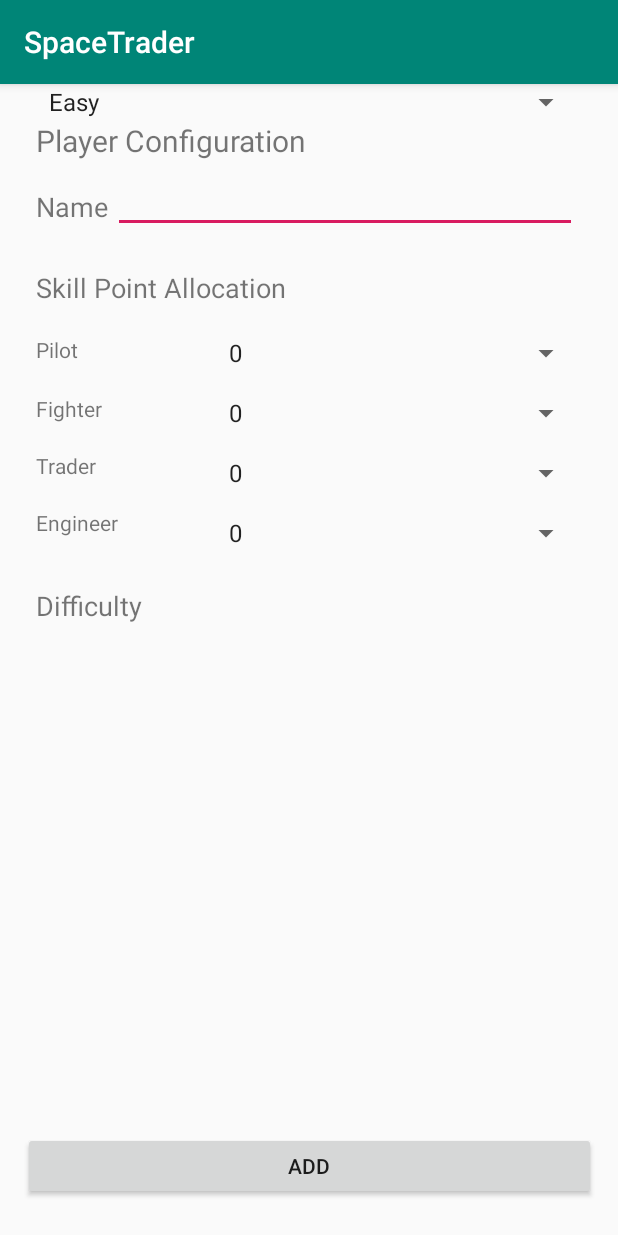
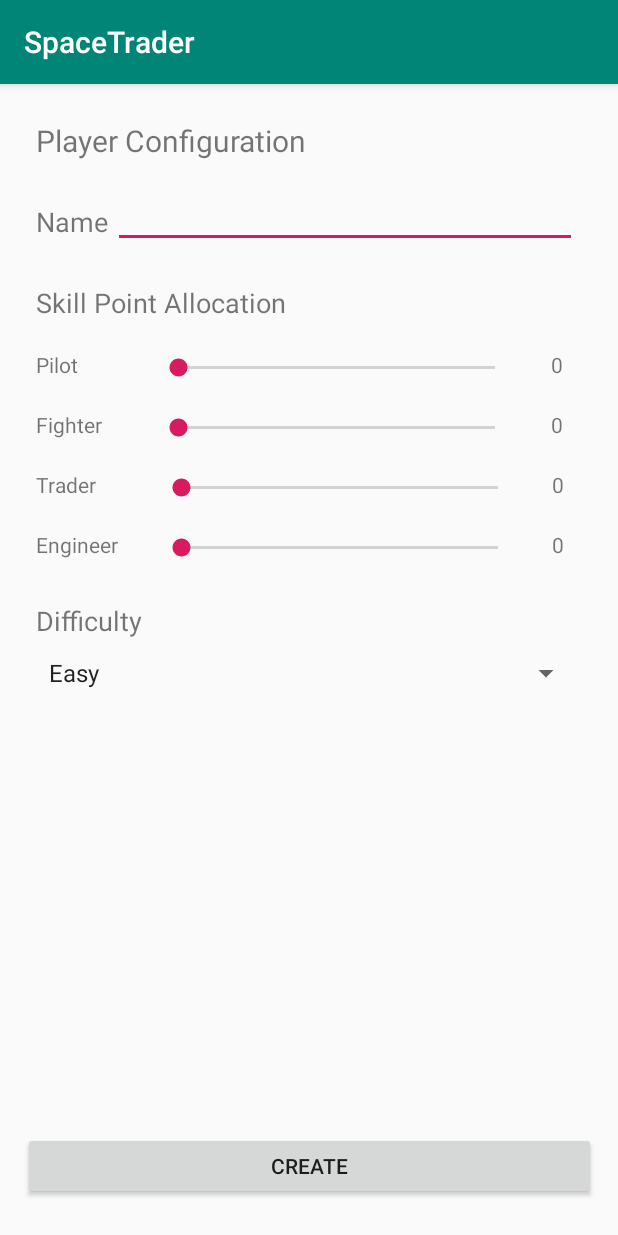
Before and after one commit to rithikgavvala/SpaceTrader, an Android app: the screen it shows after launch (MainActivity), on a phone screen of 412 x 824 dp. Run offline under Robolectric (Android 15) with nearby library versions, the phone set to English and light mode, and no system bars.

Commit message:
Change from Spinner to Sliders

```diff
--- a/app/src/main/java/com/example/codemonkeys/view/MainActivity.java
+++ b/app/src/main/java/com/example/codemonkeys/view/MainActivity.java
@@ -11,6 +11,7 @@ import android.widget.Button;
 import android.widget.EditText;
 import android.widget.Spinner;
 import android.widget.SeekBar;
+import android.widget.TextView;
 import android.widget.Toast;
 
 import com.example.codemonkeys.R;
@@ -27,12 +28,23 @@ public class MainActivity extends AppCompatActivity{
 
     //Widgets used for binding and getting information
     private EditText playerNameField;
-    private Spinner pilotSpinner;
-    private Spinner fighterSpinner;
-    private Spinner traderSpinner;
-    private Spinner engineerSpinner;
+    private SeekBar fighterBar;
+    private SeekBar traderBar;
+    private SeekBar engineerBar;
+    private SeekBar pilotBar;
     private Spinner difficultySpinner;
-    private SeekBar difficultyBar;
+    private TextView pilotSkillTextView;
+    private TextView fighterSkillTextView;
+    private TextView traderSkillTextView;
+    private TextView engineerSkillTextView;
+    private int fighterProgress;
+    private int traderProgress;
+    private int engineerProgress;
+    private int pilotProgress;
+
+    private SeekBar.OnSeekBarChangeListener mlistener;
+
+
 
     //Data for player being set
     private Player player;
@@ -48,17 +60,57 @@ public class MainActivity extends AppCompatActivity{
         }
        //grab the dialog widgets so we can get info for later
          playerNameField = findViewById(R.id.player_name_field);
-         pilotSpinner = findViewById(R.id.pilot_spinner);
-         fighterSpinner = findViewById(R.id.fighter_spinner);
-         traderSpinner = findViewById(R.id.trader_spinner);
-         engineerSpinner = findViewById(R.id.engineer_spinner);
+//         pilotSpinner = findViewById(R.id.pilot_spinner);
+         fighterBar = findViewById(R.id.fighter_bar);
+         traderBar = findViewById(R.id.trader_bar);
+         engineerBar = findViewById(R.id.engineer_bar);
          difficultySpinner = (Spinner) findViewById(R.id.difficulty_spinner);
-        // difficultyBar = findViewById(R.id.difficulty_spinner);
+         pilotBar = findViewById(R.id.pilot_bar);
+
+         pilotSkillTextView = findViewById(R.id.pilotSkillTextView);
+         fighterSkillTextView = findViewById(R.id.fighterSkillTextView);
+         traderSkillTextView = findViewById(R.id.traderSkillTestView);
+         engineerSkillTextView = findViewById(R.id.engineerSkillTextView);
+
+
+         mlistener = new SeekBar.OnSeekBarChangeListener() {
+             @Override
+             public void onProgressChanged(SeekBar seekBar, int progress, boolean fromUser) {
+                 int id = seekBar.getId();
+                 if(id == R.id.pilot_bar) {
+                     pilotProgress = progress;
+                     pilotSkillTextView.setText("" + progress);
+                 } else if(id == R.id.fighter_bar) {
+                     fighterProgress = progress;
+                     fighterSkillTextView.setText("" + progress);
+                 } else if(id == R.id.trader_bar) {
+                     traderProgress = progress;
+                     traderSkillTextView.setText("" + progress);
+                 } else if(id == R.id.engineer_bar) {
+                     engineerProgress = progress;
+                     engineerSkillTextView.setText("" + progress);
+                 }
+             }
+
+             @Override
+             public void onStartTrackingTouch(SeekBar seekBar) {
+
+             }
+
+             @Override
+             public void onStopTrackingTouch(SeekBar seekBar) {
+
+             }
+         };
+         fighterBar.setOnSeekBarChangeListener(mlistener);
+        traderBar.setOnSeekBarChangeListener(mlistener);
+        engineerBar.setOnSeekBarChangeListener(mlistener);
+        pilotBar.setOnSeekBarChangeListener(mlistener);
 
 
         Button button = findViewById(R.id.add_button);
 
-
+//        for(int i = 0;)
         String[] skillState = new String[]{"0","1","2","3","4"};
 
 
@@ -66,23 +118,6 @@ public class MainActivity extends AppCompatActivity{
         difficulty.add("Easy");
         difficulty.add("Medium");
         difficulty.add("Hard");
-
-      //adapter to display the allowable numbers for the spinners
-        ArrayAdapter<String> pilotAdapter = new ArrayAdapter<>(this, android.R.layout.simple_spinner_item, skillState);
-        pilotAdapter.setDropDownViewResource(android.R.layout.simple_spinner_dropdown_item);
-        pilotSpinner.setAdapter(pilotAdapter);
-
-        ArrayAdapter<String> fighterAdapter = new ArrayAdapter<>(this, android.R.layout.simple_spinner_item, skillState);
-        fighterAdapter.setDropDownViewResource(android.R.layout.simple_spinner_dropdown_item);
-        fighterSpinner.setAdapter(fighterAdapter);
-
-        ArrayAdapter<String> traderAdapter = new ArrayAdapter<>(this, android.R.layout.simple_spinner_item, skillState);
-        traderAdapter.setDropDownViewResource(android.R.layout.simple_spinner_dropdown_item);
-        traderSpinner.setAdapter(traderAdapter);
-
-        ArrayAdapter<String> engineerAdapter = new ArrayAdapter<>(this, android.R.layout.simple_spinner_item, skillState);
-        engineerAdapter.setDropDownViewResource(android.R.layout.simple_spinner_dropdown_item);
-        engineerSpinner.setAdapter(engineerAdapter);
 
         ArrayAdapter<String> difficultyAdapter = new ArrayAdapter<>(this, android.R.layout.simple_spinner_item, difficulty);
         difficultyAdapter.setDropDownViewResource(android.R.layout.simple_spinner_dropdown_item);
@@ -104,6 +139,4 @@ public class MainActivity extends AppCompatActivity{
     public void onAddPressed(View view) {
         finish();
     }
-
-
 }
--- a/app/src/main/res/layout/activity_main.xml
+++ b/app/src/main/res/layout/activity_main.xml
@@ -26,12 +26,10 @@
     <EditText
         android:id="@+id/player_name_field"
         android:layout_width="309dp"
-        android:layout_height="38dp"
+        android:layout_height="40dp"
         android:layout_marginStart="72dp"
-        android:layout_marginLeft="72dp"
-        android:layout_marginTop="8dp"
+        android:layout_marginTop="16dp"
         android:layout_marginEnd="24dp"
-        android:layout_marginRight="24dp"
         android:ems="10"
         android:inputType="textPersonName|text"
         app:layout_constraintEnd_toEndOf="parent"
@@ -39,7 +37,7 @@
         app:layout_constraintTop_toBottomOf="@+id/textView" />
 
     <TextView
-        android:id="@+id/textView3"
+        android:id="@+id/SkillTextView3"
         android:layout_width="279dp"
         android:layout_height="28dp"
         android:layout_marginStart="24dp"
@@ -52,21 +50,19 @@
 
     <TextView
         android:id="@+id/textView4"
-        android:layout_width="34dp"
-        android:layout_height="23dp"
+        android:layout_width="60dp"
+        android:layout_height="24dp"
         android:layout_marginStart="24dp"
-        android:layout_marginLeft="24dp"
         android:layout_marginTop="16dp"
         android:text="Pilot"
         app:layout_constraintStart_toStartOf="parent"
-        app:layout_constraintTop_toBottomOf="@+id/textView3" />
+        app:layout_constraintTop_toBottomOf="@+id/SkillTextView3" />
 
     <TextView
         android:id="@+id/textView5"
-        android:layout_width="55dp"
-        android:layout_height="22dp"
+        android:layout_width="60dp"
+        android:layout_height="24dp"
         android:layout_marginStart="24dp"
-        android:layout_marginLeft="24dp"
         android:layout_marginTop="16dp"
         android:text="Fighter"
         app:layout_constraintStart_toStartOf="parent"
@@ -74,10 +70,9 @@
 
     <TextView
         android:id="@+id/textView6"
-        android:layout_width="57dp"
-        android:layout_height="22dp"
+        android:layout_width="60dp"
+        android:layout_height="24dp"
         android:layout_marginStart="24dp"
-        android:layout_marginLeft="24dp"
         android:layout_marginTop="16dp"
         android:text="Trader"
         app:layout_constraintStart_toStartOf="parent"
@@ -85,67 +80,71 @@
 
     <TextView
         android:id="@+id/textView7"
-        android:layout_width="84dp"
-        android:layout_height="23dp"
+        android:layout_width="60dp"
+        android:layout_height="24dp"
         android:layout_marginStart="24dp"
-        android:layout_marginLeft="24dp"
         android:layout_marginTop="16dp"
         android:text="Engineer"
         app:layout_constraintStart_toStartOf="parent"
         app:layout_constraintTop_toBottomOf="@+id/textView6" />
 
-    <Spinner
-        android:id="@+id/pilot_spinner"
+    <SeekBar
+        android:id="@+id/pilot_bar"
         android:layout_width="243dp"
         android:layout_height="24dp"
+        android:layout_marginStart="16dp"
         android:layout_marginTop="16dp"
-        android:layout_marginEnd="24dp"
-        android:layout_marginRight="24dp"
+        android:layout_marginEnd="64dp"
+        android:max="16"
+        app:layout_constraintEnd_toEndOf="parent"
+        app:layout_constraintStart_toEndOf="@+id/textView4"
+        app:layout_constraintTop_toBottomOf="@+id/SkillTextView3" />
 
-
-        app:layout_constraintEnd_toEndOf="parent"
-        app:layout_constraintTop_toBottomOf="@+id/textView3" />
-
-    <Spinner
-        android:id="@+id/fighter_spinner"
+    <SeekBar
+        android:id="@+id/fighter_bar"
         android:layout_width="243dp"
         android:layout_height="24dp"
+        android:layout_marginStart="16dp"
         android:layout_marginTop="16dp"
-        android:layout_marginEnd="24dp"
-        android:layout_marginRight="24dp"
+        android:layout_marginEnd="64dp"
+        android:max="16"
         app:layout_constraintEnd_toEndOf="parent"
-        app:layout_constraintTop_toBottomOf="@+id/pilot_spinner" />
+        app:layout_constraintStart_toEndOf="@+id/textView5"
+        app:layout_constraintTop_toBottomOf="@+id/pilot_bar" />
 
-    <Spinner
-        android:id="@+id/trader_spinner"
+    <SeekBar
+        android:id="@+id/trader_bar"
         android:layout_width="243dp"
         android:layout_height="24dp"
+        android:layout_marginStart="16dp"
         android:layout_marginTop="16dp"
-        android:layout_marginEnd="24dp"
-        android:layout_marginRight="24dp"
+        android:layout_marginEnd="60dp"
+        android:max="16"
         app:layout_constraintEnd_toEndOf="parent"
-        app:layout_constraintTop_toBottomOf="@+id/fighter_spinner" />
+        app:layout_constraintStart_toEndOf="@+id/textView6"
+        app:layout_constraintTop_toBottomOf="@+id/fighter_bar" />
 
-    <Spinner
-        android:id="@+id/engineer_spinner"
+    <SeekBar
+        android:id="@+id/engineer_bar"
         android:layout_width="243dp"
         android:layout_height="24dp"
+        android:layout_marginStart="16dp"
         android:layout_marginTop="16dp"
-        android:layout_marginEnd="24dp"
-        android:layout_marginRight="24dp"
+        android:layout_marginEnd="60dp"
+        android:max="16"
         app:layout_constraintEnd_toEndOf="parent"
-        app:layout_constraintTop_toBottomOf="@+id/trader_spinner" />
+        app:layout_constraintStart_toEndOf="@+id/textView7"
+        app:layout_constraintTop_toBottomOf="@+id/trader_bar" />
 
     <TextView
         android:id="@+id/textView8"
-        android:layout_width="103dp"
+        android:layout_width="50dp"
         android:layout_height="30dp"
         android:layout_marginStart="24dp"
-        android:layout_marginLeft="24dp"
         android:layout_marginBottom="24dp"
         android:text="Name"
         android:textSize="18sp"
-        app:layout_constraintBottom_toTopOf="@+id/textView3"
+        app:layout_constraintBottom_toTopOf="@+id/SkillTextView3"
         app:layout_constraintStart_toStartOf="parent" />
 
     <TextView
@@ -158,7 +157,7 @@
         android:text="Difficulty"
         android:textSize="18sp"
         app:layout_constraintStart_toStartOf="parent"
-        app:layout_constraintTop_toBottomOf="@+id/engineer_spinner" />
+        app:layout_constraintTop_toBottomOf="@+id/engineer_bar" />
 
     <Spinner
         android:id="@+id/difficulty_spinner"
@@ -169,7 +168,6 @@
         android:layout_marginEnd="24dp"
         app:layout_constraintEnd_toEndOf="parent"
         app:layout_constraintStart_toStartOf="parent"
-        />
         app:layout_constraintTop_toBottomOf="@+id/textView9" />
 
     <Button
@@ -177,13 +175,65 @@
         android:layout_width="382dp"
         android:layout_height="45dp"
         android:layout_marginStart="24dp"
-        android:layout_marginLeft="24dp"
         android:layout_marginEnd="24dp"
-        android:layout_marginRight="24dp"
         android:layout_marginBottom="24dp"
-        android:text="Add"
+        android:text="Create"
         app:layout_constraintBottom_toBottomOf="parent"
         app:layout_constraintEnd_toEndOf="parent"
         app:layout_constraintStart_toStartOf="parent" />
 
+    <TextView
+        android:id="@+id/pilotSkillTextView"
+        android:layout_width="24dp"
+        android:layout_height="24dp"
+        android:layout_marginStart="16dp"
+        android:layout_marginTop="16dp"
+        android:layout_marginEnd="16dp"
+        android:text="0"
+        app:layout_constraintEnd_toEndOf="parent"
+        app:layout_constraintStart_toEndOf="@+id/pilot_bar"
+        app:layout_constraintTop_toBottomOf="@+id/SkillTextView3"
+        tools:text="0" />
+
+    <TextView
+        android:id="@+id/fighterSkillTextView"
+        android:layout_width="24dp"
+        android:layout_height="24dp"
+        android:layout_marginStart="16dp"
+        android:layout_marginTop="16dp"
+        android:layout_marginEnd="16dp"
+        android:text="0"
+        app:layout_constraintEnd_toEndOf="parent"
+        app:layout_constraintStart_toEndOf="@+id/fighter_bar"
+        app:layout_constraintTop_toBottomOf="@+id/pilotSkillTextView"
+        tools:text="0" />
+
+    <TextView
+        android:id="@+id/traderSkillTestView"
+        android:layout_width="24dp"
+        android:layout_height="24dp"
+        android:layout_marginStart="16dp"
+        android:layout_marginTop="16dp"
+        android:layout_marginEnd="16dp"
+        android:text="0"
+        app:layout_constraintEnd_toEndOf="parent"
+        app:layout_constraintStart_toEndOf="@+id/trader_bar"
+        app:layout_constraintTop_toBottomOf="@+id/fighterSkillTextView"
+        tools:text="0" />
+
+    <TextView
+        android:id="@+id/engineerSkillTextView"
+        android:layout_width="24dp"
+        android:layout_height="24dp"
+        android:layout_marginStart="16dp"
+        android:layout_marginTop="16dp"
+        android:layout_marginEnd="16dp"
+        android:layout_marginBottom="24dp"
+        android:text="0"
+        app:layout_constraintBottom_toTopOf="@+id/textView9"
+        app:layout_constraintEnd_toEndOf="parent"
+        app:layout_constraintStart_toEndOf="@+id/engineer_bar"
+        app:layout_constraintTop_toBottomOf="@+id/traderSkillTestView"
+        tools:text="0" />
+
 </android.support.constraint.ConstraintLayout>
```
